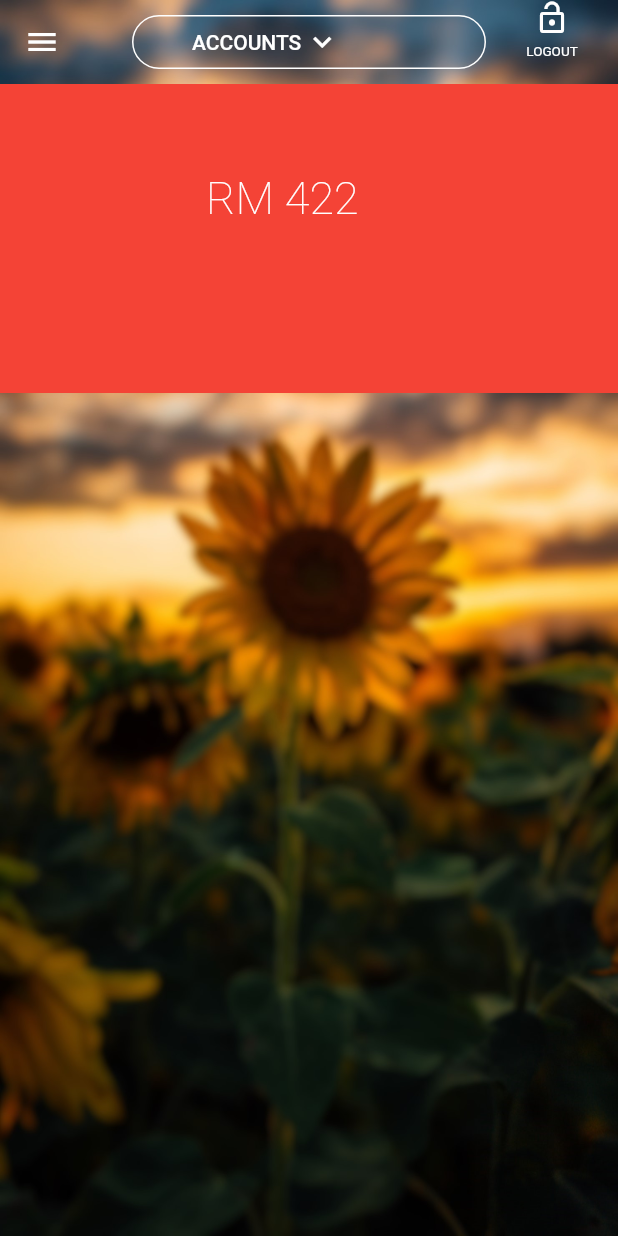
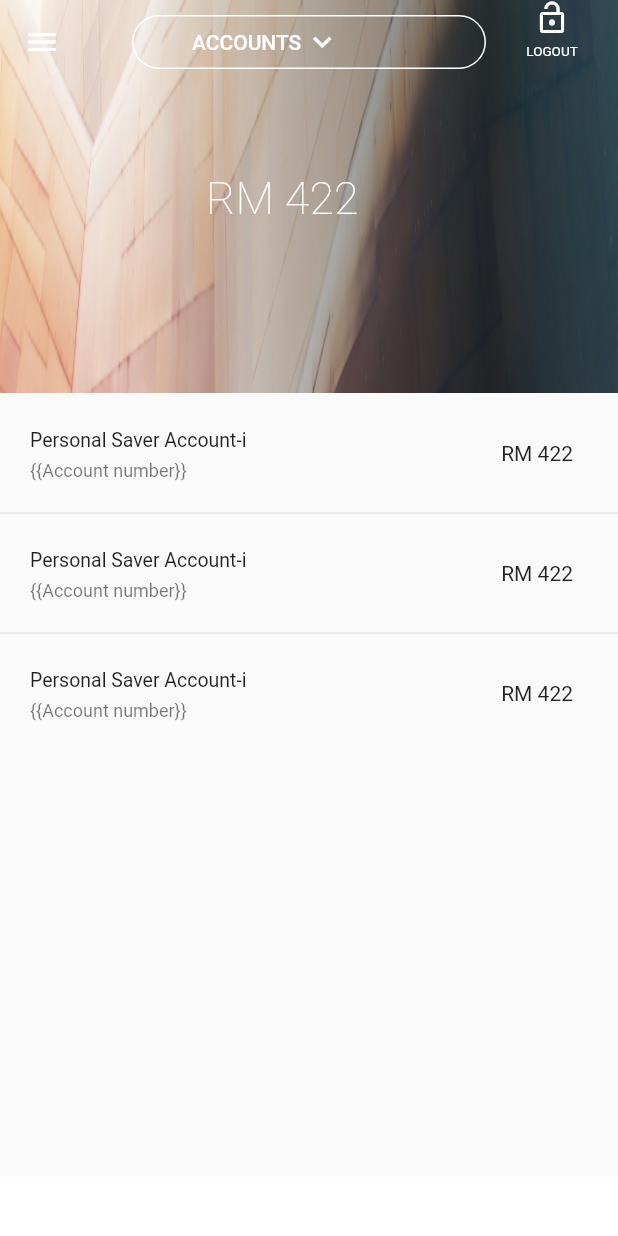
Before and after one commit to haziq-danial/flutter_first_app, a Flutter app: the screen it shows after launch, on a phone screen of 412 x 824 dp. Run offline on Flutter 3.47's test engine with Material 2 defaults, Android fonts, the phone set to English and light mode, and no system bars; drawn by our look-alikes of flutter_inner_drawer.

Commit message:
created account tiles

```diff
--- a/lib/main.dart
+++ b/lib/main.dart
@@ -88,11 +88,11 @@ class _MyPageState extends State<MyPage> with SingleTickerProviderStateMixin {
       scaffold: Stack(
         children: <Widget>[
           Container(
-            height: _screenHeight,
+            height: _screenHeight / 2.732,
             decoration: BoxDecoration(
               image: DecorationImage(
                 fit: BoxFit.fill,
-                image: AssetImage('assets/sunflower.jpg'),
+                image: AssetImage('assets/city-backdrop1.jpg'),
               ),
             ),
           ),
@@ -160,7 +160,7 @@ class _MyPageState extends State<MyPage> with SingleTickerProviderStateMixin {
                   child: PageView(
                     children: <Widget>[
                       Container(
-                        color: Colors.red,
+                        color: Colors.transparent,
                         child: Stack(
                           children: <Widget>[
                             Positioned(
@@ -178,14 +178,99 @@ class _MyPageState extends State<MyPage> with SingleTickerProviderStateMixin {
                         ),
                       ),
                       Container(
-                        color: Colors.blue,
+                        color: Colors.transparent,
+                        child: Stack(
+                          children: <Widget>[
+                            Positioned(
+                                top: _screenHeight / 14,
+                                left: _screenWidth / 3,
+                                child: Text(
+                                  'RM 422',
+                                  style: TextStyle(
+                                    color: Colors.white,
+                                    fontSize: 30,
+                                    fontWeight: FontWeight.w200,
+                                  ),
+                                ))
+                          ],
+                        ),
                       ),
                       Container(
-                        color: Colors.green,
+                        color: Colors.transparent,
+                        child: Stack(
+                          children: <Widget>[
+                            Positioned(
+                                top: _screenHeight / 14,
+                                left: _screenWidth / 3,
+                                child: Text(
+                                  'RM 422',
+                                  style: TextStyle(
+                                    color: Colors.white,
+                                    fontSize: 30,
+                                    fontWeight: FontWeight.w200,
+                                  ),
+                                ))
+                          ],
+                        ),
                       ),
                     ],
                   ),
                 ),
+                Container(
+                    height: _screenHeight / 1.577,
+                    width: _screenWidth,
+                    color: Colors.white,
+                    child: Material(
+                      child: ListView(
+                        children: ListTile.divideTiles(
+                          context: context,
+                          tiles: [
+                            ListTile(
+                              contentPadding: EdgeInsets.only(
+                                  top: 8.0,
+                                  bottom: 8.0,
+                                  left: 20.0,
+                                  right: 30.0),
+                              dense: true,
+                              title: Text('Personal Saver Account-i'),
+                              subtitle: Text('{{Account number}}'),
+                              trailing: Text('RM 422'),
+                              onTap: () {
+                                print('test');
+                              },
+                            ),
+                            ListTile(
+                              contentPadding: EdgeInsets.only(
+                                  top: 8.0,
+                                  bottom: 8.0,
+                                  left: 20.0,
+                                  right: 30.0),
+                              dense: true,
+                              title: Text('Personal Saver Account-i'),
+                              subtitle: Text('{{Account number}}'),
+                              trailing: Text('RM 422'),
+                              onTap: () {
+                                print('test');
+                              },
+                            ),
+                            ListTile(
+                              contentPadding: EdgeInsets.only(
+                                  top: 8.0,
+                                  bottom: 8.0,
+                                  left: 20.0,
+                                  right: 30.0),
+                              dense: true,
+                              title: Text('Personal Saver Account-i'),
+                              subtitle: Text('{{Account number}}'),
+                              trailing: Text('RM 422'),
+                              onTap: () {
+                                print('test');
+                              },
+                            ),
+                          ],
+                        ).toList(),
+                      ),
+                    ))
               ],
             )),
           ),
```
